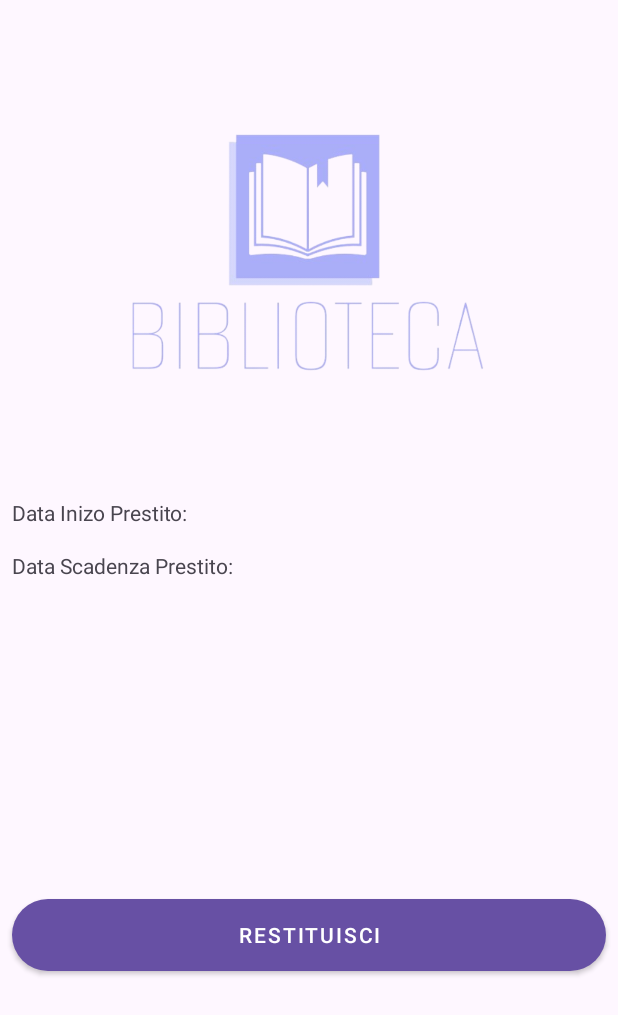
After one commit to ime03/bibliotecaAndroid, an Android app: the layout fragment_dettagli_prestito.xml on its own in the app's theme, with its tools: preview values and no code run, on a phone screen of 412 x 824 dp. The commit adds this screen. Shown: the top 1015 px of the screen. Run offline under Robolectric (Android 15) with nearby library versions, the phone set to English and light mode, and no system bars.

Commit message:
Creazione di una data class PrestitoLibro che contiene al suo interno tutti gli attributi delle classi libro e prestito. Aggiunta dell'attributo dataRestituzione nella classe Prestito e implementazione funzionalità di visualizzazione prestiti in corso o effettuati in passato e funzionalità di reso.

```diff
--- a/app/src/main/java/it/insubria/biblioteca/Prestito.kt
+++ b/app/src/main/java/it/insubria/biblioteca/Prestito.kt
@@ -1,3 +1,3 @@
 package it.insubria.biblioteca
 
-data class Prestito(var IdPrestito:String?=null, var IdLibro:String?=null, var IdUtente:String?=null, var dataInizio:String ?= null, var dataFine:String ?=null)
+data class Prestito(var IdPrestito:String?=null, var IdLibro:String?=null, var IdUtente:String?=null, var dataInizio:String ?= null, var dataScadenza:String ?=null, var dataRestituzione:String ?=null)
--- /dev/null
+++ b/app/src/main/res/layout/fragment_dettagli_prestito.xml
@@ -0,0 +1,100 @@
+<?xml version="1.0" encoding="utf-8"?>
+<androidx.constraintlayout.widget.ConstraintLayout xmlns:android="http://schemas.android.com/apk/res/android"
+    xmlns:app="http://schemas.android.com/apk/res-auto"
+    xmlns:tools="http://schemas.android.com/tools"
+    android:layout_width="match_parent"
+    android:layout_height="match_parent"
+    tools:context=".DettagliLibroUtente">
+
+    <ImageView
+        android:id="@+id/imageView6"
+        android:layout_width="300dp"
+        android:layout_height="300dp"
+        android:layout_marginTop="16dp"
+        app:layout_constraintEnd_toEndOf="parent"
+        app:layout_constraintStart_toStartOf="parent"
+        app:layout_constraintTop_toTopOf="parent"
+        app:srcCompat="@drawable/logo2" />
+
+    <TextView
+        android:id="@+id/textViewDataInizio"
+        android:layout_width="0dp"
+        android:layout_height="wrap_content"
+        android:layout_marginStart="8dp"
+        android:layout_marginTop="16dp"
+        android:text="Data Inizo Prestito:"
+        app:layout_constraintEnd_toStartOf="@+id/DataInizioDettagli"
+        app:layout_constraintHorizontal_bias="0.5"
+        app:layout_constraintStart_toStartOf="parent"
+        app:layout_constraintTop_toBottomOf="@+id/imageView6" />
+
+    <TextView
+        android:id="@+id/DataInizioDettagli"
+        android:layout_width="0dp"
+        android:layout_height="wrap_content"
+        android:layout_marginEnd="8dp"
+        app:layout_constraintBottom_toBottomOf="@+id/textViewDataInizio"
+        app:layout_constraintEnd_toEndOf="parent"
+        app:layout_constraintHorizontal_bias="0.5"
+        app:layout_constraintStart_toEndOf="@+id/textViewDataInizio"
+        app:layout_constraintTop_toTopOf="@+id/textViewDataInizio" />
+
+    <TextView
+        android:id="@+id/textViewDataScadenza"
+        android:layout_width="0dp"
+        android:layout_height="wrap_content"
+        android:layout_marginStart="8dp"
+        android:layout_marginTop="16dp"
+        android:text="Data Scadenza Prestito:"
+        app:layout_constraintEnd_toStartOf="@+id/DataScadenzaDettagli"
+        app:layout_constraintHorizontal_bias="0.5"
+        app:layout_constraintStart_toStartOf="parent"
+        app:layout_constraintTop_toBottomOf="@+id/textViewDataInizio" />
+
+    <TextView
+        android:id="@+id/DataScadenzaDettagli"
+        android:layout_width="0dp"
+        android:layout_height="wrap_content"
+        android:layout_marginEnd="8dp"
+        app:layout_constraintBottom_toBottomOf="@+id/textViewDataScadenza"
+        app:layout_constraintEnd_toEndOf="parent"
+        app:layout_constraintHorizontal_bias="0.5"
+        app:layout_constraintStart_toEndOf="@+id/textViewDataScadenza"
+        app:layout_constraintTop_toTopOf="@+id/textViewDataScadenza" />
+
+    <TextView
+        android:id="@+id/textViewRestituito"
+        android:layout_width="0dp"
+        android:layout_height="wrap_content"
+        android:layout_marginStart="8dp"
+        android:layout_marginTop="16dp"
+        android:text="Restituito:"
+        android:visibility="invisible"
+        app:layout_constraintEnd_toStartOf="@+id/RestituzioneDettagli"
+        app:layout_constraintHorizontal_bias="0.5"
+        app:layout_constraintStart_toStartOf="parent"
+        app:layout_constraintTop_toBottomOf="@+id/textViewDataScadenza" />
+
+    <TextView
+        android:id="@+id/RestituzioneDettagli"
+        android:layout_width="0dp"
+        android:layout_height="wrap_content"
+        android:layout_marginEnd="8dp"
+        app:layout_constraintBottom_toBottomOf="@+id/textViewRestituito"
+        app:layout_constraintEnd_toEndOf="parent"
+        app:layout_constraintHorizontal_bias="0.5"
+        app:layout_constraintStart_toEndOf="@+id/textViewRestituito"
+        app:layout_constraintTop_toTopOf="@+id/textViewRestituito" />
+
+    <Button
+        android:id="@+id/btn_res_prestito"
+        android:layout_width="0dp"
+        android:layout_height="wrap_content"
+        android:layout_marginStart="8dp"
+        android:layout_marginEnd="8dp"
+        android:text="RESTITUISCI"
+        app:layout_constraintBottom_toBottomOf="parent"
+        app:layout_constraintEnd_toEndOf="parent"
+        app:layout_constraintStart_toStartOf="parent"
+        app:layout_constraintTop_toBottomOf="@+id/textViewRestituito" />
+</androidx.constraintlayout.widget.ConstraintLayout>
```
Also changed, not shown: app/src/main/java/it/insubria/biblioteca/AdapterPrestiti.kt (added, +69 -0 lines), app/src/main/java/it/insubria/biblioteca/DettagliLibroUtente.kt (+6 -5 lines), app/src/main/java/it/insubria/biblioteca/DettagliPrestito.kt (added, +66 -0 lines), app/src/main/java/it/insubria/biblioteca/Prestiti.kt (+95 -38 lines), app/src/main/java/it/insubria/biblioteca/PrestitoLibro.kt (added, +43 -0 lines), app/src/main/res/layout/fragment_prestiti.xml (+15 -7 lines).
